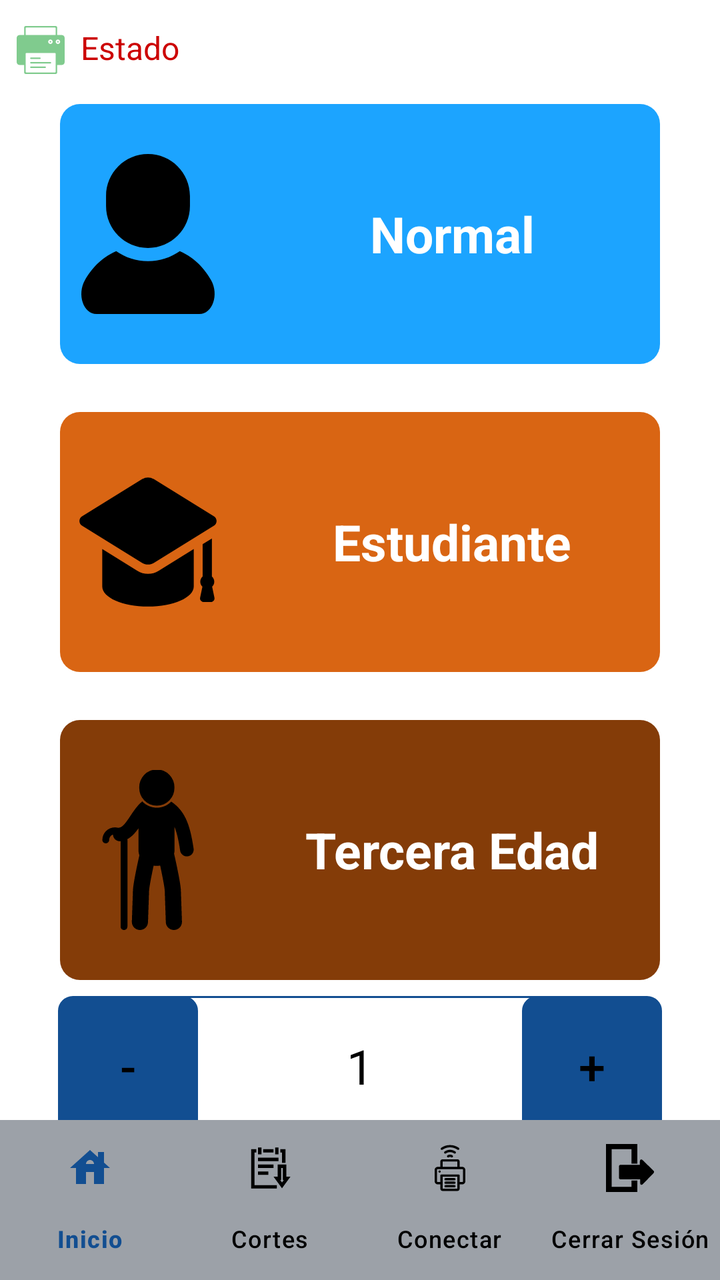
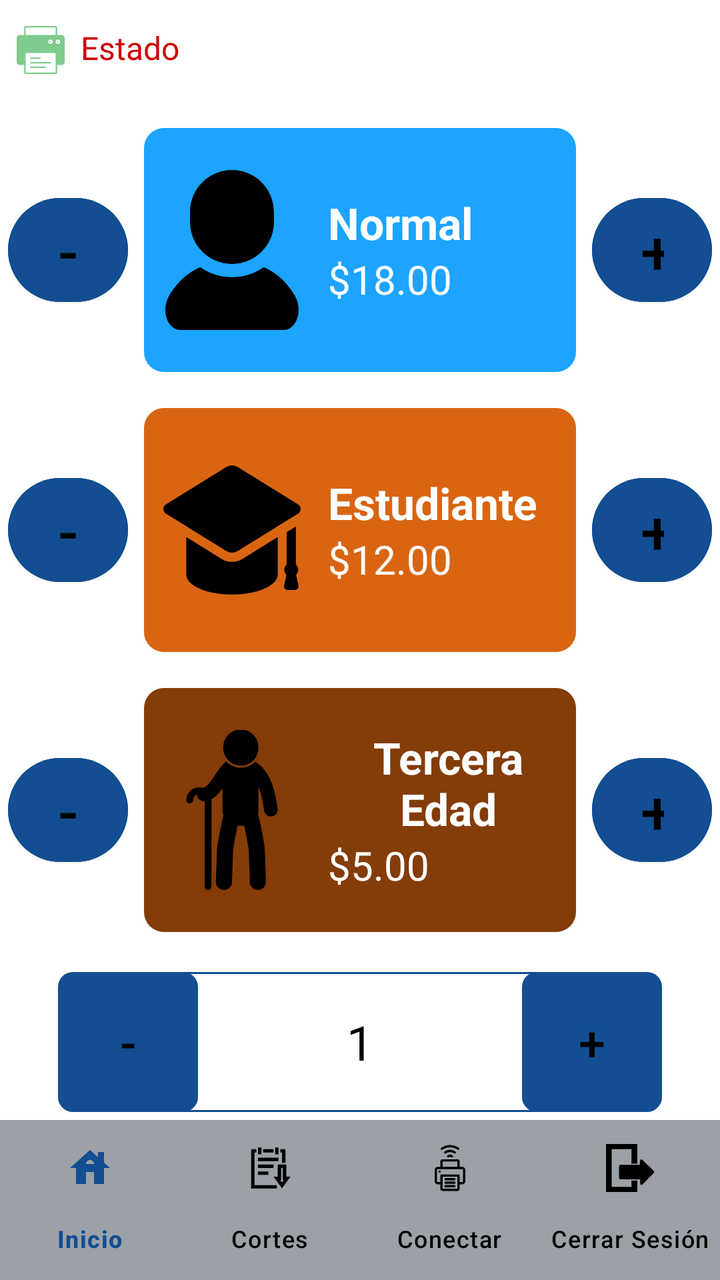

The first picture is an Android layout as it rendered before a commit; the second is the same layout after the commit. The layout source and the unified diff follow.
<!-- AndroidManifest.xml: application theme Theme.Cobro -->
<!-- res/layout/activity_cobro.xml -->
<?xml version="1.0" encoding="utf-8"?>
<androidx.constraintlayout.widget.ConstraintLayout xmlns:android="http://schemas.android.com/apk/res/android"
    xmlns:app="http://schemas.android.com/apk/res-auto"
    xmlns:tools="http://schemas.android.com/tools"
    android:id="@+id/main"
    android:layout_width="match_parent"
    android:layout_height="match_parent"
    android:background="@color/white"
    tools:context=".CobroActivity">


    <LinearLayout
        android:id="@+id/btnEstudiante"
        android:layout_width="300dp"
        android:layout_height="130dp"
        android:layout_marginTop="24dp"
        android:background="@drawable/borde_btn_estudiante"
        android:clickable="true"
        android:focusable="true"
        android:gravity="center_vertical"
        android:orientation="horizontal"
        android:padding="4dp"
        app:layout_constraintEnd_toEndOf="parent"
        app:layout_constraintStart_toStartOf="parent"
        app:layout_constraintTop_toBottomOf="@+id/btnPasajeNormal">

        
        <ImageView
            android:id="@+id/iconEstudent"
            android:layout_width="80dp"
            android:layout_height="80dp"
            android:layout_marginEnd="8dp"
            android:src="@drawable/birrete" />

        <TextView
            android:id="@+id/BotonEstudiante"
            android:layout_width="208dp"
            android:layout_height="wrap_content"
            android:text="@string/lbl_estudiante"
            android:textAlignment="center"
            android:textColor="@color/white"
            android:textSize="25dp"
            android:textStyle="bold" />
    </LinearLayout>

    <LinearLayout
        android:id="@+id/btnPasajeNormal"
        android:layout_width="300dp"
        android:layout_height="130dp"
        android:layout_marginTop="52dp"
        android:background="@drawable/borde_btn_normal"
        android:clickable="true"
        android:focusable="true"
        android:gravity="center_vertical"
        android:orientation="horizontal"
        android:padding="4dp"
        app:layout_constraintEnd_toEndOf="parent"
        app:layout_constraintStart_toStartOf="parent"
        app:layout_constraintTop_toTopOf="parent">

        
        <ImageView
            android:id="@+id/iconNormal"
            android:layout_width="80dp"
            android:layout_height="80dp"
            android:layout_marginEnd="8dp"
            android:src="@drawable/persona" />

        <TextView
            android:id="@+id/BotonNormal"
            android:layout_width="208dp"
            android:layout_height="wrap_content"
            android:text="@string/lbl_normal"
            android:textAlignment="center"
            android:textColor="@color/white"
            android:textSize="25dp"
            android:textStyle="bold" />
    </LinearLayout>

    <LinearLayout
        android:id="@+id/btnTerceraEdad"
        android:layout_width="300dp"
        android:layout_height="130dp"
        android:layout_marginTop="24dp"
        android:background="@drawable/borde_btn_tercera_edad"
        android:clickable="true"
        android:focusable="true"
        android:gravity="center_vertical"
        android:orientation="horizontal"
        android:padding="4dp"
        app:layout_constraintEnd_toEndOf="parent"
        app:layout_constraintStart_toStartOf="parent"
        app:layout_constraintTop_toBottomOf="@+id/btnEstudiante">

        
        <ImageView
            android:id="@+id/iconTerceraEdad"
            android:layout_width="80dp"
            android:layout_height="80dp"
            android:layout_marginEnd="8dp"
            android:src="@drawable/tercera_edad" />

        <TextView
            android:id="@+id/BotonTerceraEdad"
            android:layout_width="208dp"
            android:layout_height="wrap_content"
            android:text="@string/lbl_tercera_edad"
            android:textAlignment="center"
            android:textColor="@color/white"
            android:textSize="25dp"
            android:textStyle="bold" />
    </LinearLayout>


    

    <TextView
        android:id="@+id/tvNumero"
        android:layout_width="240dp"
        android:layout_height="70dp"
        android:background="@drawable/borde"
        android:gravity="center"
        android:text="1"
        android:textColor="@color/black"
        android:textSize="24sp"
        app:layout_constraintBottom_toBottomOf="parent"
        app:layout_constraintEnd_toEndOf="parent"
        app:layout_constraintStart_toStartOf="parent"
        app:layout_constraintTop_toBottomOf="@+id/btnTerceraEdad"
        app:layout_constraintVertical_bias="0.100000024" />

    <LinearLayout
        android:id="@+id/lyUltimaTransaccion"
        android:layout_width="350dp"
        android:layout_height="wrap_content"
        android:layout_marginStart="4dp"
        android:layout_marginBottom="88dp"
        android:background="@drawable/borde"
        android:elevation="4dp"
        android:gravity="center_vertical"
        android:orientation="horizontal"
        android:padding="12dp"
        app:layout_constraintBottom_toBottomOf="parent"
        app:layout_constraintEnd_toEndOf="parent"
        app:layout_constraintStart_toStartOf="parent"
        app:layout_constraintTop_toBottomOf="@+id/tvNumero">

        <ImageView
            android:id="@+id/iconTransaccion"
            android:layout_width="24dp"
            android:layout_height="24dp"
            android:layout_marginEnd="8dp"
            android:src="@drawable/reciente" />

        <TextView
            android:id="@+id/tvUltimaTransaccion"
            android:layout_width="wrap_content"
            android:layout_height="wrap_content"
            android:lineSpacingExtra="6dp"
            android:text="Última Transacción"
            android:textColor="@android:color/black"
            android:textSize="12sp"
            android:textStyle="bold" />

    </LinearLayout>

    <Button
        android:id="@+id/btnMas"
        android:layout_width="70dp"
        android:layout_height="70dp"
        android:background="@drawable/borde"
        android:text="@string/btn_mas"
        android:textColor="@android:color/black"
        android:textSize="24sp"
        app:layout_constraintBottom_toBottomOf="parent"
        app:layout_constraintEnd_toEndOf="parent"
        app:layout_constraintHorizontal_bias="0.9"
        app:layout_constraintStart_toStartOf="parent"
        app:layout_constraintTop_toBottomOf="@+id/btnTerceraEdad"
        app:layout_constraintVertical_bias="0.099" />

    <Button
        android:id="@+id/btnMenos"
        android:layout_width="70dp"
        android:layout_height="70dp"
        android:background="@drawable/borde"
        android:text="@string/btn_menos"
        android:textColor="@android:color/black"
        android:textSize="24sp"
        app:layout_constraintBottom_toBottomOf="parent"
        app:layout_constraintEnd_toEndOf="parent"
        app:layout_constraintHorizontal_bias="0.1"
        app:layout_constraintStart_toStartOf="parent"
        app:layout_constraintTop_toBottomOf="@+id/btnTerceraEdad"
        app:layout_constraintVertical_bias="0.099" />

    <LinearLayout
        android:id="@+id/estadoConexionLayout"
        android:layout_width="wrap_content"
        android:layout_height="wrap_content"
        android:layout_gravity="center_horizontal"
        android:layout_marginTop="13dp"
        android:orientation="horizontal"
        app:layout_constraintEnd_toEndOf="parent"
        app:layout_constraintHorizontal_bias="0.03"
        app:layout_constraintStart_toStartOf="parent"
        app:layout_constraintTop_toTopOf="parent">

        <ImageView
            android:id="@+id/imgEstadoConexion"
            android:layout_width="24dp"
            android:layout_height="24dp"
            android:layout_marginEnd="8dp"
            android:src="@drawable/print_conected"/>

        <TextView
            android:id="@+id/tvEstadoConexion"
            android:layout_width="wrap_content"
            android:layout_height="wrap_content"
            android:text="Estado"
            android:textColor="@android:color/holo_red_dark"
            android:textSize="16sp" />

    </LinearLayout>


    <androidx.constraintlayout.widget.Guideline
        android:id="@+id/guideline3"
        android:layout_width="wrap_content"
        android:layout_height="wrap_content"
        android:orientation="horizontal"
        app:layout_constraintGuide_begin="17dp" />

    <androidx.constraintlayout.widget.Guideline
        android:id="@+id/guideline4"
        android:layout_width="wrap_content"
        android:layout_height="wrap_content"
        android:orientation="vertical"
        app:layout_constraintGuide_begin="20dp" />


    <com.google.android.material.bottomnavigation.BottomNavigationView
        android:id="@+id/bottom_navigation"
        android:layout_width="match_parent"
        android:layout_height="wrap_content"
        android:layout_gravity="bottom"
        android:background="@color/fondo_menu"
        app:itemIconTint="@color/selector_nav_color"
        app:itemTextColor="@color/selector_nav_color"
        app:labelVisibilityMode="labeled"
        app:layout_constraintBottom_toBottomOf="parent"
        app:layout_constraintStart_toStartOf="parent"
        app:layout_constraintTop_toBottomOf="@+id/lyUltimaTransaccion"
        app:layout_constraintVertical_bias="1.0"
        app:menu="@menu/bottom_nav_menu" />


</androidx.constraintlayout.widget.ConstraintLayout>
<!-- resources referenced by this layout -->
<resources>
  <color name="black">#FF000000</color>
  <color name="fondo_menu">#9ca1a8</color>
      9ca1a8
  <color name="white">#FFFFFFFF</color>
  <!-- drawable borde (drawable) -->
  <?xml version="1.0" encoding="utf-8"?>
  <shape xmlns:android="http://schemas.android.com/apk/res/android"
      android:shape="rectangle">
  
      
      <solid android:color="#FFFFFF" />
  
      
      <stroke
          android:width="1dp"
          android:color="#124E91" /> 
  
      
      <corners android:radius="7dp" />
  
  </shape>
  <!-- drawable borde_btn_estudiante (drawable) -->
  <?xml version="1.0" encoding="utf-8"?>
  <shape xmlns:android="http://schemas.android.com/apk/res/android"
      android:shape="rectangle">
  
  
      
      <solid android:color="#D96513" /> 
  
      
      <corners android:radius="10dp" />
  </shape>
  <!-- drawable borde_btn_normal (drawable) -->
  <?xml version="1.0" encoding="utf-8"?>
  <shape xmlns:android="http://schemas.android.com/apk/res/android"
      android:shape="rectangle">
  
  
      
      <solid android:color="#1CA4FF" /> 
  
      
      <corners android:radius="10dp" />
  </shape>
  <!-- drawable borde_btn_tercera_edad (drawable) -->
  <?xml version="1.0" encoding="utf-8"?>
  <shape xmlns:android="http://schemas.android.com/apk/res/android"
      android:shape="rectangle">
  
  
      
      <solid android:color="#843C08" /> 
  
      
      <corners android:radius="10dp" />
  </shape>
  <!-- drawable persona (drawable) -->
  <vector xmlns:android="http://schemas.android.com/apk/res/android"
      android:width="800dp"
      android:height="800dp"
      android:viewportWidth="512"
      android:viewportHeight="512">
    <path
        android:pathData="M458.16,404.22c-18.93,-33.65 -49.93,-71.76 -100.41,-93.43c-28.87,20.2 -63.94,32.09 -101.75,32.09c-37.83,0 -72.9,-11.89 -101.77,-32.09c-50.47,21.67 -81.48,59.78 -100.4,93.43C28.73,448.85 48.42,512 91.84,512c43.43,0 164.16,0 164.16,0s120.73,0 164.15,0C463.58,512 483.27,448.85 458.16,404.22z"
        android:fillColor="#000000"/>
    <path
        android:pathData="M256.01,300.64c74.14,0 134.23,-60.11 134.23,-134.24v-32.16C390.24,60.11 330.15,0 256.01,0c-74.15,0 -134.25,60.11 -134.25,134.24V166.4C121.75,240.53 181.85,300.64 256.01,300.64z"
        android:fillColor="#000000"/>
  </vector>
  <string name="btn_mas">+</string>
  <string name="btn_menos">-</string>
  <string name="lbl_estudiante">Estudiante</string>
  <string name="lbl_normal">Normal</string>
  <string name="lbl_tercera_edad">Tercera Edad</string>
  <style name="Theme.Cobro" parent="Base.Theme.Cobro" />
  <style name="Base.Theme.Cobro" parent="Theme.Material3.DayNight.NoActionBar">
          
          
          <item name="colorPrimary">@color/colorPrimary</item>
          <item name="colorPrimaryVariant">@color/colorPrimaryDark</item>
          <item name="colorOnPrimary">@color/white</item>
          <item name="colorOnSecondary">@color/black</item>
  
      </style>
  <color name="colorPrimary">#124e91</color>
  <color name="colorPrimaryDark">#1A5276</color>
  <!-- unchanged entries left out for length: 4 -->
</resources>

<!-- the commit's change to res/layout/activity_cobro.xml (unified diff, before → after) -->
@@ -9,110 +9,253 @@
     tools:context=".CobroActivity">
 
 
+    
+
+    
+
+    
+
+
+    
+
     <LinearLayout
-        android:id="@+id/btnEstudiante"
-        android:layout_width="300dp"
+        android:id="@+id/linearLayout"
+        android:layout_width="match_parent"
         android:layout_height="130dp"
-        android:layout_marginTop="24dp"
-        android:background="@drawable/borde_btn_estudiante"
-        android:clickable="true"
-        android:focusable="true"
+        android:layout_marginTop="60dp"
         android:gravity="center_vertical"
         android:orientation="horizontal"
         android:padding="4dp"
         app:layout_constraintEnd_toEndOf="parent"
-        app:layout_constraintStart_toStartOf="parent"
-        app:layout_constraintTop_toBottomOf="@+id/btnPasajeNormal">
-
-        
-        <ImageView
-            android:id="@+id/iconEstudent"
-            android:layout_width="80dp"
-            android:layout_height="80dp"
+        app:layout_constraintHorizontal_bias="1.0"
+        app:layout_constraintStart_toStartOf="parent"
+        app:layout_constraintTop_toTopOf="parent">
+
+        <Button
+            android:id="@+id/btnMenosNormal"
+            android:layout_width="60dp"
+            android:layout_height="60dp"
             android:layout_marginEnd="8dp"
-            android:src="@drawable/birrete" />
-
-        <TextView
-            android:id="@+id/BotonEstudiante"
-            android:layout_width="208dp"
-            android:layout_height="wrap_content"
-            android:text="@string/lbl_estudiante"
-            android:textAlignment="center"
-            android:textColor="@color/white"
-            android:textSize="25dp"
-            android:textStyle="bold" />
+            android:backgroundTint="@color/colorPrimary"
+            android:text="-"
+            android:textColor="@color/black"
+            android:textSize="30sp" />
+
+        <LinearLayout
+            android:id="@+id/btnPasajeNormal"
+            android:layout_width="0dp"
+            android:layout_height="match_parent"
+            android:layout_weight="1"
+            android:background="@drawable/borde_btn_normal"
+            android:clickable="true"
+            android:focusable="true"
+            android:gravity="center_vertical"
+            android:orientation="horizontal"
+            android:padding="4dp">
+
+            <ImageView
+                android:id="@+id/iconNormal"
+                android:layout_width="80dp"
+                android:layout_height="80dp"
+                android:layout_marginEnd="8dp"
+                android:src="@drawable/persona" />
+
+            <LinearLayout
+                android:layout_width="wrap_content"
+                android:layout_height="wrap_content"
+                android:gravity="center_vertical"
+                android:orientation="vertical">
+
+                <TextView
+                    android:id="@+id/BotonNormal"
+                    android:layout_width="wrap_content"
+                    android:layout_height="wrap_content"
+                    android:text="@string/lbl_normal"
+                    android:textAlignment="center"
+                    android:textColor="@color/white"
+                    android:textSize="22sp"
+                    android:textStyle="bold" />
+
+                <TextView
+                    android:id="@+id/precioNormal"
+                    android:layout_width="wrap_content"
+                    android:layout_height="wrap_content"
+                    android:text="$18.00"
+                    android:textAlignment="center"
+                    android:textColor="@color/white"
+                    android:textSize="20sp" />
+            </LinearLayout>
+        </LinearLayout>
+
+        <Button
+            android:id="@+id/btnMasNormal"
+            android:layout_width="60dp"
+            android:layout_height="60dp"
+            android:layout_marginStart="8dp"
+            android:backgroundTint="@color/colorPrimary"
+            android:text="+"
+            android:textColor="@color/black"
+            android:textSize="30sp" />
     </LinearLayout>
 
     <LinearLayout
-        android:id="@+id/btnPasajeNormal"
-        android:layout_width="300dp"
+        android:id="@+id/linearLayout2"
+        android:layout_width="match_parent"
         android:layout_height="130dp"
-        android:layout_marginTop="52dp"
-        android:background="@drawable/borde_btn_normal"
-        android:clickable="true"
-        android:focusable="true"
+        android:layout_marginTop="10dp"
         android:gravity="center_vertical"
         android:orientation="horizontal"
         android:padding="4dp"
         app:layout_constraintEnd_toEndOf="parent"
-        app:layout_constraintStart_toStartOf="parent"
-        app:layout_constraintTop_toTopOf="parent">
-
-        
-        <ImageView
-            android:id="@+id/iconNormal"
-            android:layout_width="80dp"
-            android:layout_height="80dp"
+        app:layout_constraintHorizontal_bias="0.0"
+        app:layout_constraintStart_toStartOf="parent"
+        app:layout_constraintTop_toBottomOf="@+id/linearLayout">
+
+        <Button
+            android:id="@+id/btnMenosEstudiante"
+            android:layout_width="60dp"
+            android:layout_height="60dp"
             android:layout_marginEnd="8dp"
-            android:src="@drawable/persona" />
-
-        <TextView
-            android:id="@+id/BotonNormal"
-            android:layout_width="208dp"
-            android:layout_height="wrap_content"
-            android:text="@string/lbl_normal"
-            android:textAlignment="center"
-            android:textColor="@color/white"
-            android:textSize="25dp"
-            android:textStyle="bold" />
+            android:backgroundTint="@color/colorPrimary"
+            android:text="-"
+            android:textColor="@color/black"
+            android:textSize="30sp" />
+
+        <LinearLayout
+            android:id="@+id/btnEstudiante"
+            android:layout_width="0dp"
+            android:layout_height="match_parent"
+            android:layout_weight="1"
+            android:background="@drawable/borde_btn_estudiante"
+            android:clickable="true"
+            android:focusable="true"
+            android:gravity="center_vertical"
+            android:orientation="horizontal"
+            android:padding="4dp">
+
+            <ImageView
+                android:id="@+id/iconEstudent"
+                android:layout_width="80dp"
+                android:layout_height="80dp"
+                android:layout_marginEnd="8dp"
+                android:src="@drawable/birrete" />
+
+            <LinearLayout
+                android:layout_width="wrap_content"
+                android:layout_height="wrap_content"
+                android:gravity="center_vertical"
+                android:orientation="vertical">
+
+                <TextView
+                    android:id="@+id/BotonEstudiante"
+                    android:layout_width="wrap_content"
+                    android:layout_height="wrap_content"
+                    android:text="@string/lbl_estudiante"
+                    android:textAlignment="center"
+                    android:textColor="@color/white"
+                    android:textSize="22sp"
+                    android:textStyle="bold" />
+
+                <TextView
+                    android:id="@+id/precioEstudiante"
+                    android:layout_width="wrap_content"
+                    android:layout_height="wrap_content"
+                    android:text="$12.00"
+                    android:textAlignment="center"
+                    android:textColor="@color/white"
+                    android:textSize="20sp" />
+            </LinearLayout>
+        </LinearLayout>
+
+        <Button
+            android:id="@+id/btnMasEstudiante"
+            android:layout_width="60dp"
+            android:layout_height="60dp"
+            android:layout_marginStart="8dp"
+            android:backgroundTint="@color/colorPrimary"
+            android:text="+"
+            android:textColor="@color/black"
+            android:textSize="30sp" />
     </LinearLayout>
 
     <LinearLayout
-        android:id="@+id/btnTerceraEdad"
-        android:layout_width="300dp"
+        android:id="@+id/linearLayout4"
+        android:layout_width="match_parent"
         android:layout_height="130dp"
-        android:layout_marginTop="24dp"
-        android:background="@drawable/borde_btn_tercera_edad"
-        android:clickable="true"
-        android:focusable="true"
+        android:layout_marginTop="10dp"
         android:gravity="center_vertical"
         android:orientation="horizontal"
         android:padding="4dp"
         app:layout_constraintEnd_toEndOf="parent"
         app:layout_constraintStart_toStartOf="parent"
-        app:layout_constraintTop_toBottomOf="@+id/btnEstudiante">
-
-        
-        <ImageView
-            android:id="@+id/iconTerceraEdad"
-            android:layout_width="80dp"
-            android:layout_height="80dp"
+        app:layout_constraintTop_toBottomOf="@+id/linearLayout2">
+
+        <Button
+            android:id="@+id/btnMenosTerceraEdad"
+            android:layout_width="60dp"
+            android:layout_height="60dp"
             android:layout_marginEnd="8dp"
-            android:src="@drawable/tercera_edad" />
-
-        <TextView
-            android:id="@+id/BotonTerceraEdad"
-            android:layout_width="208dp"
-            android:layout_height="wrap_content"
-            android:text="@string/lbl_tercera_edad"
-            android:textAlignment="center"
-            android:textColor="@color/white"
-            android:textSize="25dp"
-            android:textStyle="bold" />
+            android:backgroundTint="@color/colorPrimary"
+            android:text="-"
+            android:textColor="@color/black"
+            android:textSize="30sp" />
+
+        <LinearLayout
+            android:id="@+id/btnTerceraEdad"
+            android:layout_width="0dp"
+            android:layout_height="match_parent"
+            android:layout_weight="1"
+            android:background="@drawable/borde_btn_tercera_edad"
+            android:clickable="true"
+            android:focusable="true"
+            android:gravity="center_vertical"
+            android:orientation="horizontal"
+            android:padding="4dp">
+
+            <ImageView
+                android:id="@+id/iconTerceraEdad"
+                android:layout_width="80dp"
+                android:layout_height="80dp"
+                android:layout_marginEnd="8dp"
+                android:src="@drawable/tercera_edad" />
+
+            <LinearLayout
+                android:layout_width="wrap_content"
+                android:layout_height="wrap_content"
+                android:gravity="center_vertical"
+                android:orientation="vertical">
+
+                <TextView
+                    android:id="@+id/BotonTerceraEdad"
+                    android:layout_width="wrap_content"
+                    android:layout_height="wrap_content"
+                    android:text="@string/lbl_tercera_edad"
+                    android:textAlignment="center"
+                    android:textColor="@color/white"
+                    android:textSize="22sp"
+                    android:textStyle="bold" />
+
+                <TextView
+                    android:id="@+id/precioTerceraEdad"
+                    android:layout_width="wrap_content"
+                    android:layout_height="wrap_content"
+                    android:text="$5.00"
+                    android:textAlignment="center"
+                    android:textColor="@color/white"
+                    android:textSize="20sp" />
+            </LinearLayout>
+        </LinearLayout>
+
+        <Button
+            android:id="@+id/btnMasTerceraEdad"
+            android:layout_width="60dp"
+            android:layout_height="60dp"
+            android:layout_marginStart="8dp"
+            android:backgroundTint="@color/colorPrimary"
+            android:text="+"
+            android:textColor="@color/black"
+            android:textSize="30sp" />
     </LinearLayout>
-
-
-    
 
     <TextView
         android:id="@+id/tvNumero"
@@ -126,8 +269,8 @@
         app:layout_constraintBottom_toBottomOf="parent"
         app:layout_constraintEnd_toEndOf="parent"
         app:layout_constraintStart_toStartOf="parent"
-        app:layout_constraintTop_toBottomOf="@+id/btnTerceraEdad"
-        app:layout_constraintVertical_bias="0.100000024" />
+        app:layout_constraintTop_toBottomOf="@+id/linearLayout4"
+        app:layout_constraintVertical_bias="0.16000003" />
 
     <LinearLayout
         android:id="@+id/lyUltimaTransaccion"
@@ -176,8 +319,8 @@
         app:layout_constraintEnd_toEndOf="parent"
         app:layout_constraintHorizontal_bias="0.9"
         app:layout_constraintStart_toStartOf="parent"
-        app:layout_constraintTop_toBottomOf="@+id/btnTerceraEdad"
-        app:layout_constraintVertical_bias="0.099" />
+        app:layout_constraintTop_toBottomOf="@+id/linearLayout4"
+        app:layout_constraintVertical_bias="0.16000003" />
 
     <Button
         android:id="@+id/btnMenos"
@@ -191,8 +334,8 @@
         app:layout_constraintEnd_toEndOf="parent"
         app:layout_constraintHorizontal_bias="0.1"
         app:layout_constraintStart_toStartOf="parent"
-        app:layout_constraintTop_toBottomOf="@+id/btnTerceraEdad"
-        app:layout_constraintVertical_bias="0.099" />
+        app:layout_constraintTop_toBottomOf="@+id/linearLayout4"
+        app:layout_constraintVertical_bias="0.16000003" />
 
     <LinearLayout
         android:id="@+id/estadoConexionLayout"
